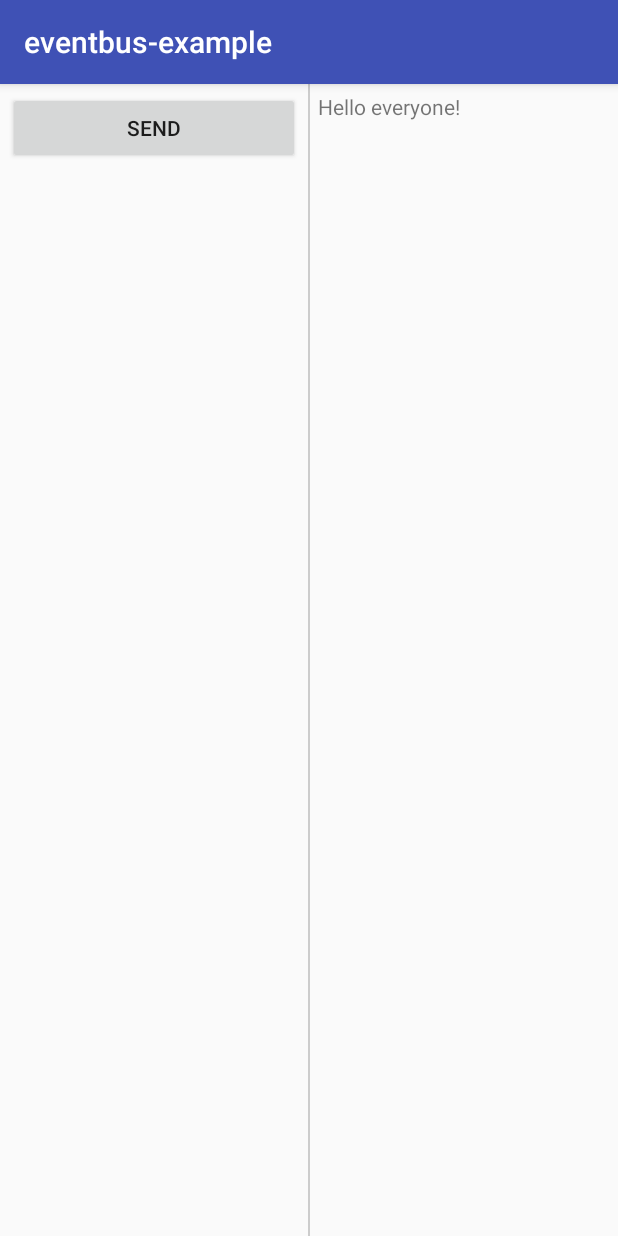
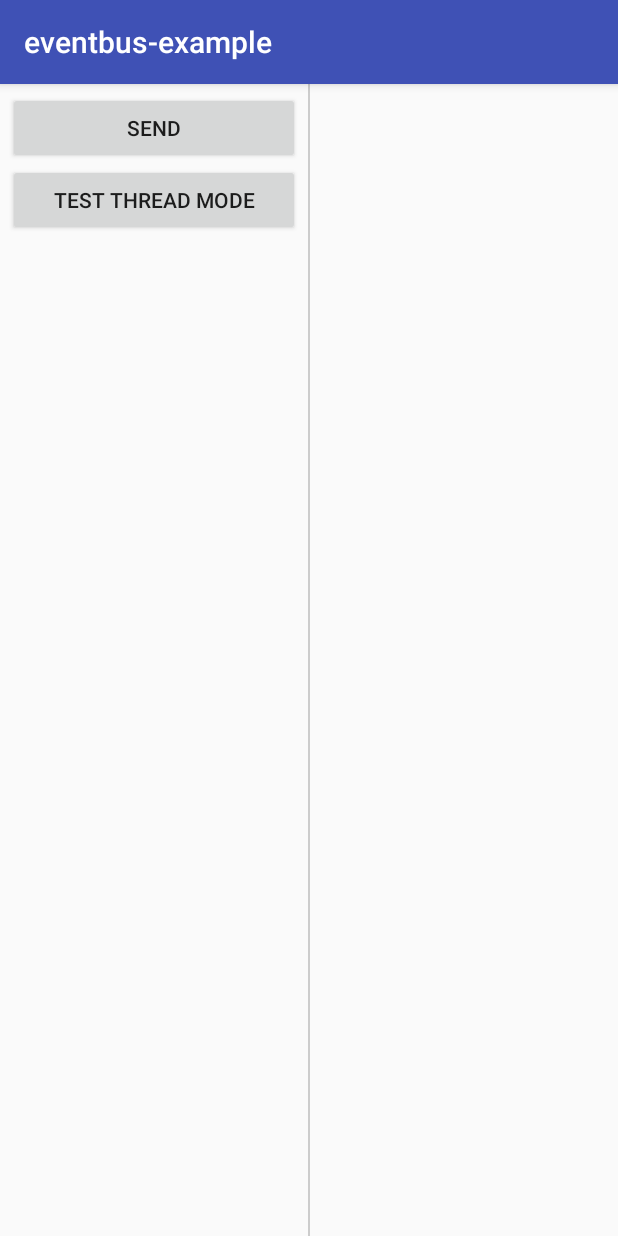
Before and after one commit to DapengLee/eventbus-example, an Android app: the screen it shows after launch (MainActivity), after a tap on "SEND", on a phone screen of 412 x 824 dp. Run offline under Robolectric (Android 15) with nearby library versions, the phone set to English and light mode, and no system bars; our stand-ins replace EventBus.

Commit message:
EventBus ThreadMode

```diff
--- a/app/src/main/java/com/ljd/example/eventbus/LeftFragment.java
+++ b/app/src/main/java/com/ljd/example/eventbus/LeftFragment.java
@@ -3,6 +3,7 @@ package com.ljd.example.eventbus;
 
 import android.os.Bundle;
 import android.support.v4.app.Fragment;
+import android.util.Log;
 import android.view.LayoutInflater;
 import android.view.View;
 import android.view.ViewGroup;
@@ -12,12 +13,15 @@ import android.widget.LinearLayout;
 import org.greenrobot.eventbus.EventBus;
 
 
+
 /**
  * A simple {@link Fragment} subclass.
  */
 public class LeftFragment extends Fragment {
 
-    private LinearLayout buttonLinear;
+    private LinearLayout mButtonLinear;
+    private final String TAG = "leftFragment";
+
     public LeftFragment() {
         // Required empty public constructor
     }
@@ -27,15 +31,16 @@ public class LeftFragment extends Fragment {
     public View onCreateView(LayoutInflater inflater, ViewGroup container,
                              Bundle savedInstanceState) {
         View view = inflater.inflate(R.layout.fragment_left, container, false);
-        buttonLinear = (LinearLayout)view.findViewById(R.id.left_fragment_linear);
+        mButtonLinear = (LinearLayout)view.findViewById(R.id.left_fragment_linear);
         sendEvent();
+        testThreadMode();
         return view;
     }
 
     private void sendEvent(){
         Button button = new Button(getActivity());
         button.setText("SEND");
-        buttonLinear.addView(button);
+        mButtonLinear.addView(button);
         button.setOnClickListener(new View.OnClickListener() {
             @Override
             public void onClick(View v) {
@@ -43,4 +48,27 @@ public class LeftFragment extends Fragment {
             }
         });
     }
+
+    private void testThreadMode(){
+        Button button = new Button(getActivity());
+        button.setText("TEST THREAD MODE");
+        mButtonLinear.addView(button);
+        button.setOnClickListener(new View.OnClickListener() {
+            @Override
+            public void onClick(View v) {
+                new Thread(new Runnable() {
+                    @Override
+                    public void run() {
+                        Log.d(TAG,"订阅者线程ID:"+Thread.currentThread().getId());
+                        try {
+                            Thread.sleep(5000);
+                        } catch (InterruptedException e) {
+                            e.printStackTrace();
+                        }
+                        EventBus.getDefault().post(new MessageEvent("Hello everyone!"));
+                    }
+                }).start();
+            }
+        });
+    }
 }
--- a/app/src/main/java/com/ljd/example/eventbus/RightFragment.java
+++ b/app/src/main/java/com/ljd/example/eventbus/RightFragment.java
@@ -2,15 +2,17 @@ package com.ljd.example.eventbus;
 
 
 import android.os.Bundle;
+import android.os.Looper;
 import android.support.v4.app.Fragment;
+import android.util.Log;
 import android.view.LayoutInflater;
 import android.view.View;
 import android.view.ViewGroup;
 import android.widget.LinearLayout;
-import android.widget.TextView;
 
 import org.greenrobot.eventbus.EventBus;
 import org.greenrobot.eventbus.Subscribe;
+import org.greenrobot.eventbus.ThreadMode;
 
 
 
@@ -19,6 +21,7 @@ import org.greenrobot.eventbus.Subscribe;
  */
 public class RightFragment extends Fragment {
 
+    private final String TAG = "rightFragment";
     private LinearLayout mTextViewLinear;
 
     public RightFragment() {
@@ -45,10 +48,49 @@ public class RightFragment extends Fragment {
         super.onStop();
     }
 
+/*
     @Subscribe
     public void onMessage(MessageEvent event) {
         TextView textView = new TextView(getActivity());
         textView.setText(event.message);
         mTextViewLinear.addView(textView);
     }
+*/
+
+    @Subscribe(threadMode = ThreadMode.POSTING)
+    public void onPostingModeMessage(MessageEvent event){
+
+        Log.d(TAG, getResultString("ThreadMode:POSTING",event.message));
+    }
+
+    @Subscribe(threadMode = ThreadMode.MAIN)
+    public void onMainModeMessage(MessageEvent event){
+
+        Log.d(TAG, getResultString("ThreadMode:MAIN",event.message));
+    }
+
+    @Subscribe(threadMode = ThreadMode.BACKGROUND)
+    public void onBackgroundModeMessage(MessageEvent event){
+
+        Log.d(TAG, getResultString("ThreadMode:BACKGROUND",event.message));
+    }
+
+    @Subscribe(threadMode = ThreadMode.ASYNC)
+    public void onAsyncModeMessage(MessageEvent event){
+
+        Log.d(TAG, getResultString("ThreadMode:ASYNC",event.message));
+    }
+
+    private String getResultString(String threadMode,String msg){
+        StringBuilder sb = new StringBuilder("");
+        sb.append(threadMode)
+                .append("\n接收到的消息：")
+                .append(msg)
+                .append("\n线程id:")
+                .append(Thread.currentThread().getId())
+                .append("\n是否是主线程：")
+                .append(Looper.getMainLooper() == Looper.myLooper())
+                .append("\n");
+        return sb.toString();
+    }
 }
```
